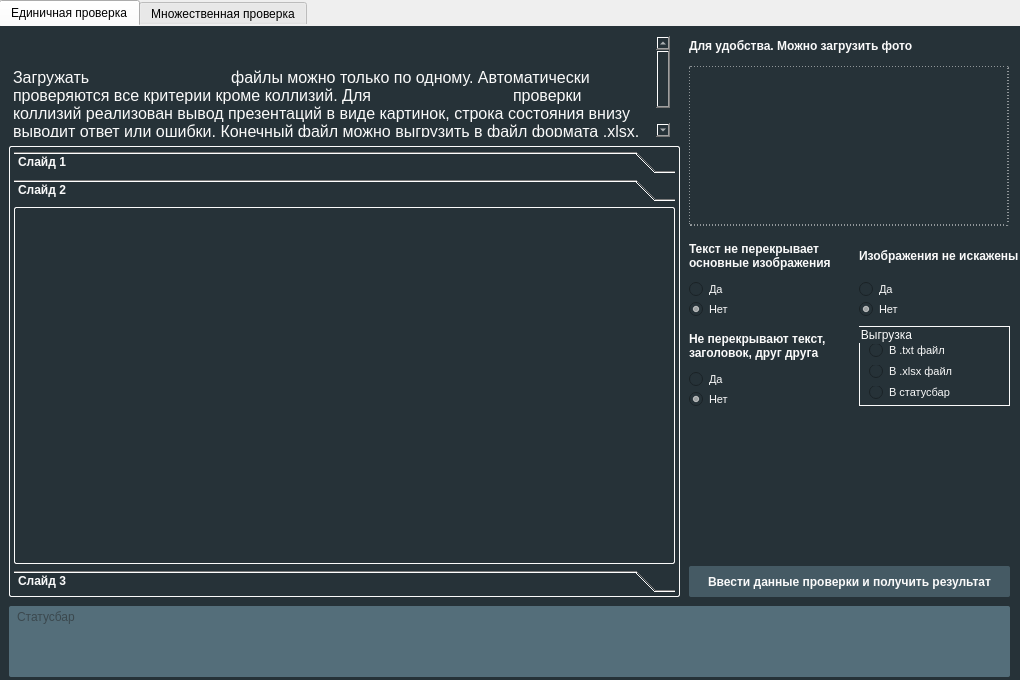
Above: form.ui from mouettxy/pChecker before the change. Below: the same form after it.
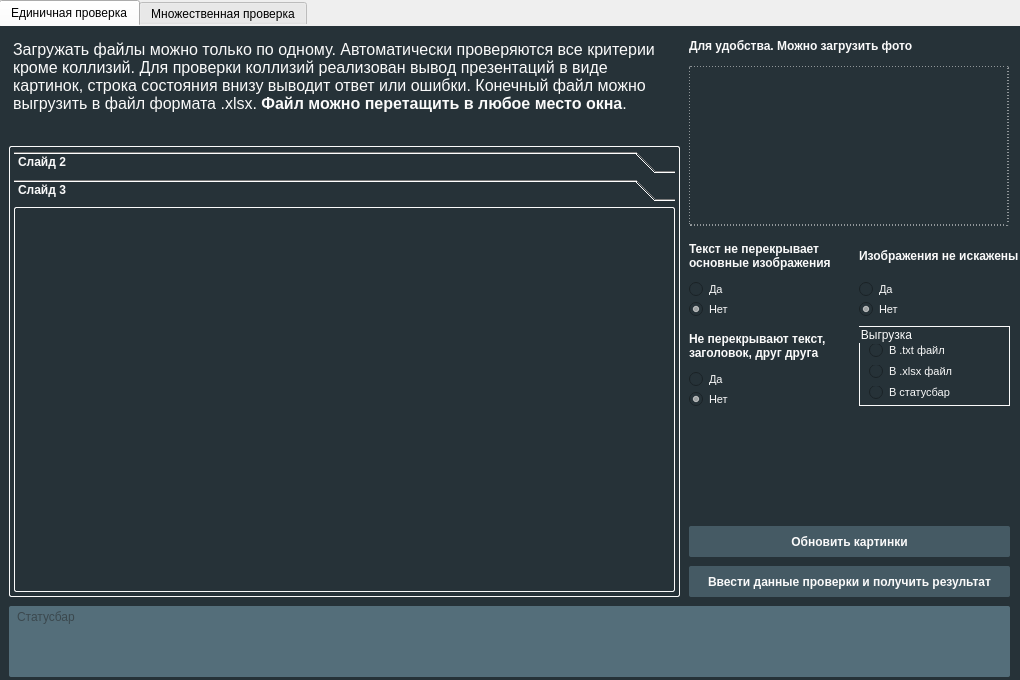
That is the form after the change. The open tabs and pages were chosen to show the change.

Commit message: Небольшое изменение логики, програма временно ориентирована на один файл

Patch:
```diff
--- a/form.ui
+++ b/form.ui
@@ -80,19 +80,10 @@
                         </property>
                         <property name="html">
                             <string>&lt;!DOCTYPE HTML PUBLIC &quot;-//W3C//DTD HTML 4.0//EN&quot; &quot;http://www.w3.org/TR/REC-html40/strict.dtd&quot;&gt;
-                                &lt;html&gt;&lt;head&gt;&lt;meta name=&quot;qrichtext&quot; content=&quot;1&quot; /&gt;&lt;style
-                                type=&quot;text/css&quot;&gt;
-                                p, li { white-space: pre-wrap; }
-                                &lt;/style&gt;&lt;/head&gt;&lt;body style=&quot; font-family:'Segoe UI'; font-size:12px;
-                                font-weight:400; font-style:normal;&quot;&gt;
-                                &lt;p style=&quot; margin-top:0px; margin-bottom:0px; margin-left:0px; margin-right:0px;
-                                -qt-block-indent:0; text-indent:0px;&quot;&gt;&lt;span style=&quot; font-size:12pt;&quot;&gt;Загружать
-                                файлы можно только по одному. Автоматически проверяются все критерии кроме коллизий. Для
-                                проверки коллизий реализован вывод презентаций в виде картинок, строка состояния внизу
-                                выводит ответ или ошибки. Конечный файл можно выгрузить в файл формата .xlsx. &lt;/span&gt;&lt;span
-                                style=&quot; font-size:12pt; font-weight:600;&quot;&gt;Файл можно перетащить в любое
-                                место окна&lt;/span&gt;&lt;span style=&quot; font-size:12pt;&quot;&gt;.&lt;/span&gt;&lt;/p&gt;&lt;/body&gt;&lt;/html&gt;
-                            </string>
+&lt;html&gt;&lt;head&gt;&lt;meta name=&quot;qrichtext&quot; content=&quot;1&quot; /&gt;&lt;style type=&quot;text/css&quot;&gt;
+p, li { white-space: pre-wrap; }
+&lt;/style&gt;&lt;/head&gt;&lt;body style=&quot; font-family:'Segoe UI'; font-size:12px; font-weight:400; font-style:normal;&quot;&gt;
+&lt;p style=&quot; margin-top:0px; margin-bottom:0px; margin-left:0px; margin-right:0px; -qt-block-indent:0; text-indent:0px;&quot;&gt;&lt;span style=&quot; font-size:12pt;&quot;&gt;Загружать файлы можно только по одному. Автоматически проверяются все критерии кроме коллизий. Для проверки коллизий реализован вывод презентаций в виде картинок, строка состояния внизу выводит ответ или ошибки. Конечный файл можно выгрузить в файл формата .xlsx. &lt;/span&gt;&lt;span style=&quot; font-size:12pt; font-weight:600;&quot;&gt;Файл можно перетащить в любое место окна&lt;/span&gt;&lt;span style=&quot; font-size:12pt;&quot;&gt;.&lt;/span&gt;&lt;span style=&quot; font-size:12px;&quot;&gt;                            &lt;/span&gt;&lt;/p&gt;&lt;/body&gt;&lt;/html&gt;</string>
                         </property>
                     </widget>
                     <widget class="QToolBox" name="slides_box">
@@ -122,23 +113,7 @@
                                     <x>0</x>
                                     <y>0</y>
                                     <width>651</width>
-                                    <height>347</height>
-                                </rect>
-                            </property>
-                            <property name="styleSheet">
-                                <string notr="true">border: none;</string>
-                            </property>
-                            <attribute name="label">
-                                <string>Слайд 1</string>
-                            </attribute>
-                        </widget>
-                        <widget class="QWidget" name="slide2_page">
-                            <property name="geometry">
-                                <rect>
-                                    <x>0</x>
-                                    <y>0</y>
-                                    <width>651</width>
-                                    <height>347</height>
+         <height>375</height>
                                 </rect>
                             </property>
                             <property name="styleSheet">
@@ -147,14 +122,30 @@
                             <attribute name="label">
                                 <string>Слайд 2</string>
                             </attribute>
-                        </widget>
-                        <widget class="QWidget" name="slide3_page">
+       <widget class="QLabel" name="slide2_image_label">
                             <property name="geometry">
                                 <rect>
                                     <x>0</x>
                                     <y>0</y>
                                     <width>651</width>
-                                    <height>347</height>
+          <height>371</height>
+         </rect>
+        </property>
+        <property name="text">
+         <string/>
+        </property>
+        <property name="scaledContents">
+         <bool>true</bool>
+        </property>
+       </widget>
+      </widget>
+      <widget class="QWidget" name="slide2_page">
+       <property name="geometry">
+        <rect>
+         <x>0</x>
+         <y>0</y>
+         <width>90</width>
+         <height>20</height>
                                 </rect>
                             </property>
                             <property name="styleSheet">
@@ -163,6 +154,22 @@
                             <attribute name="label">
                                 <string>Слайд 3</string>
                             </attribute>
+       <widget class="QLabel" name="slide3_image_label">
+        <property name="geometry">
+         <rect>
+          <x>0</x>
+          <y>0</y>
+          <width>651</width>
+          <height>381</height>
+         </rect>
+        </property>
+        <property name="text">
+         <string/>
+        </property>
+        <property name="scaledContents">
+         <bool>true</bool>
+        </property>
+       </widget>
                         </widget>
                     </widget>
                     <widget class="QTextEdit" name="statusbar">
@@ -524,6 +531,28 @@
                             <bool>true</bool>
                         </property>
                     </widget>
+     <widget class="QPushButton" name="refresh_images">
+      <property name="geometry">
+       <rect>
+        <x>690</x>
+        <y>500</y>
+        <width>321</width>
+        <height>31</height>
+       </rect>
+      </property>
+      <property name="styleSheet">
+       <string notr="true">border-radius: 2px;
+                                background-color: #455A64;
+                                border: none;
+                                color: #FAFAFA;
+                                font-size: 12px;
+                                font-weight: bold;
+                            </string>
+      </property>
+      <property name="text">
+       <string>Обновить картинки</string>
+      </property>
+     </widget>
                 </widget>
                 <widget class="QWidget" name="many_files_check">
                     <property name="styleSheet">
```
Lines whose indentation alone changed are shown as unchanged. The commit also changes 2 other files.
